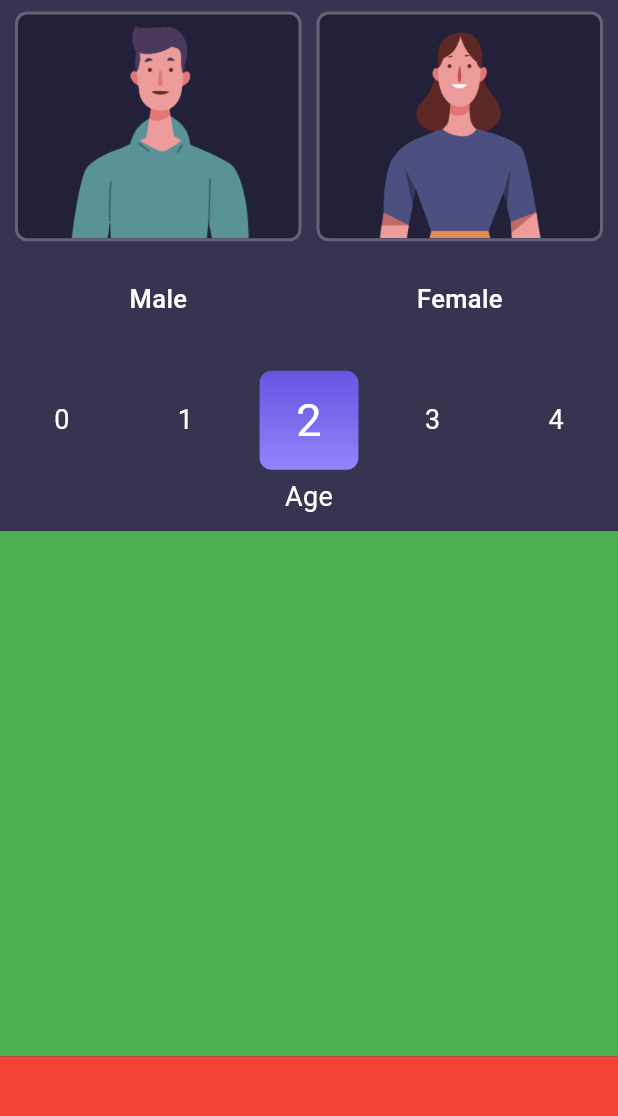
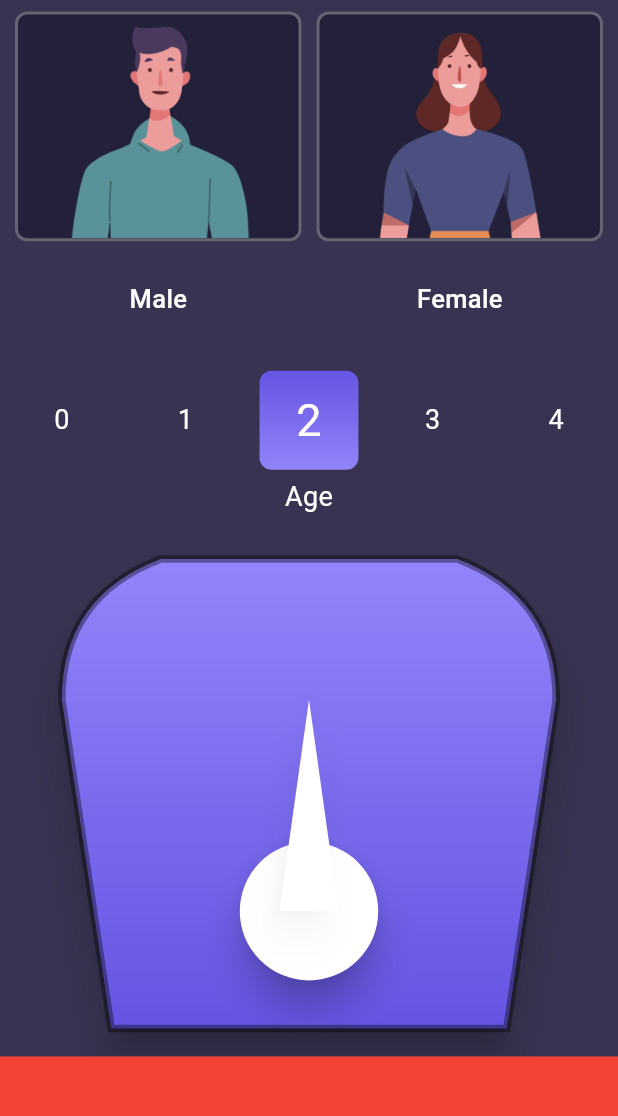
Before and after one commit to NouzNoushad/BMI_Calculator, a Flutter app: the screen it shows after launch, after a tap on an icon or button, on a phone screen of 412 x 824 dp, the part 56-1172 px from its top. Run offline on Flutter 3.47's test engine with Material 3 defaults, Android fonts, the phone set to English and light mode, and no system bars.

Commit message:
weight custom paint

```diff
--- a/lib/features/presentation/screens/weight_screen/components/bottom_section.dart
+++ b/lib/features/presentation/screens/weight_screen/components/bottom_section.dart
@@ -3,6 +3,7 @@ import 'package:flutter/material.dart';
 
 import '../../../../../core/utils/colors.dart';
 import '../../../widget/number_slider.dart';
+import 'weight_design.dart';
 
 class BuildBottomSection extends StatefulWidget {
   const BuildBottomSection({super.key});
@@ -66,11 +67,7 @@ class _BuildBottomSectionState extends State<BuildBottomSection> {
             ],
           ),
         )),
-          Expanded(
-              flex: 3,
-              child: Container(
-                color: Colors.green,
-              )),
+        const Expanded(flex: 3, child: BuildWeightDesign()),
         Container(
           height: MediaQuery.of(context).size.height * 0.1,
           color: Colors.red,
--- /dev/null
+++ b/lib/features/presentation/screens/weight_screen/components/weight_design.dart
@@ -0,0 +1,27 @@
+import 'package:bmi_design/core/utils/extension.dart';
+import 'package:flutter/material.dart';
+
+import 'weight_painter.dart';
+
+class BuildWeightDesign extends StatefulWidget {
+  const BuildWeightDesign({super.key});
+
+  @override
+  State<BuildWeightDesign> createState() => _BuildWeightDesignState();
+}
+
+class _BuildWeightDesignState extends State<BuildWeightDesign> {
+  @override
+  Widget build(BuildContext context) {
+    return Align(
+      child: Container(
+        width: context.width * 0.8,
+        height: context.height * 0.38,
+        color: Colors.transparent,
+        child: CustomPaint(
+          painter: WeightPainter(),
+        ),
+      ),
+    );
+  }
+}
--- /dev/null
+++ b/lib/features/presentation/screens/weight_screen/components/weight_painter.dart
@@ -0,0 +1,70 @@
+import 'package:bmi_design/core/utils/colors.dart';
+import 'package:flutter/material.dart';
+
+class WeightPainter extends CustomPainter {
+  @override
+  void paint(Canvas canvas, Size size) {
+    double h = size.height;
+    double w = size.width;
+    Offset offset = Offset(w * 0.5, h * 0.5);
+    Paint paint = Paint()
+      ..color = Colors.black
+      ..strokeWidth = 2
+      ..style = PaintingStyle.stroke;
+
+    Paint backgroundBorderPaint = Paint()
+      ..color = Colors.black38
+      ..strokeWidth = 5
+      ..style = PaintingStyle.stroke;
+
+    Paint backgroundPaint = Paint()
+      ..shader = const LinearGradient(
+          begin: Alignment.bottomCenter,
+          end: Alignment.topCenter,
+          colors: [
+            AppColors.blueColor,
+            AppColors.lightBlueColor,
+          ]).createShader(Rect.fromCenter(center: offset, width: w, height: h));
+
+    Paint needlePaint = Paint()..color = Colors.white;
+
+    ///-> background
+    Path backgroundPath = Path()
+      ..moveTo(0, h * 0.3)
+      ..lineTo(w * 0.1, h)
+      ..lineTo(w * 0.9, h)
+      ..lineTo(w, h * 0.3)
+      ..quadraticBezierTo(w * 1, h * 0.08, w * 0.8, 0)
+      ..lineTo(w * 0.2, 0)
+      ..quadraticBezierTo(w * 0, h * 0.08, 0, h * 0.3);
+    canvas.drawShadow(backgroundPath, Colors.black, 10, false);
+    canvas.drawPath(backgroundPath, backgroundPaint);
+    canvas.drawPath(backgroundPath, backgroundBorderPaint);
+
+    ///-> needle indicator
+    Offset needleOffset = Offset(offset.dx, offset.dy + h * 0.25);
+    Path needlePath = Path()
+      ..moveTo(needleOffset.dx, needleOffset.dy)
+      ..lineTo(needleOffset.dx + w * 0.06, needleOffset.dy)
+      ..lineTo(needleOffset.dx, needleOffset.dy - h * 0.45)
+      ..lineTo(needleOffset.dx - w * 0.06, needleOffset.dy)
+      ..close();
+
+    // circle
+    canvas.drawShadow(
+        Path()
+          ..addOval(Rect.fromCircle(center: needleOffset, radius: w * 0.14)),
+        Colors.black,
+        10,
+        false);
+    canvas.drawCircle(needleOffset, w * 0.14, needlePaint);
+    // triangle
+    canvas.drawShadow(needlePath, Colors.black, 10, false);
+    canvas.drawPath(needlePath, needlePaint);
+  }
+
+  @override
+  bool shouldRepaint(covariant CustomPainter oldDelegate) {
+    return true;
+  }
+}
```
Lines whose indentation alone changed are shown as unchanged.
